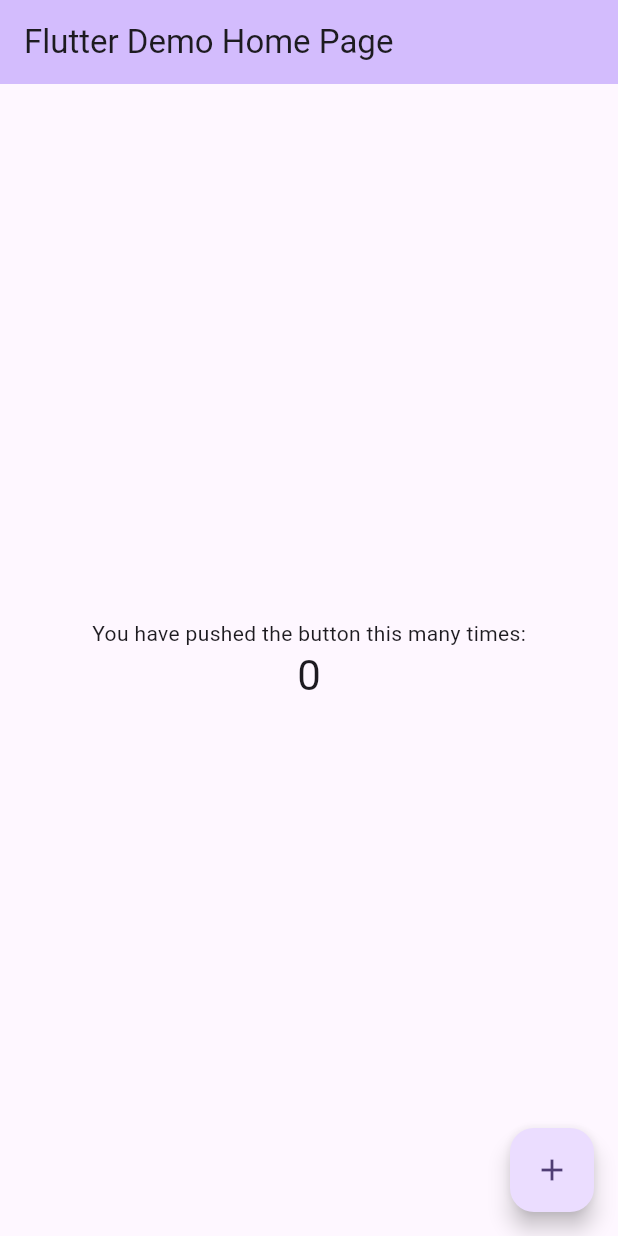
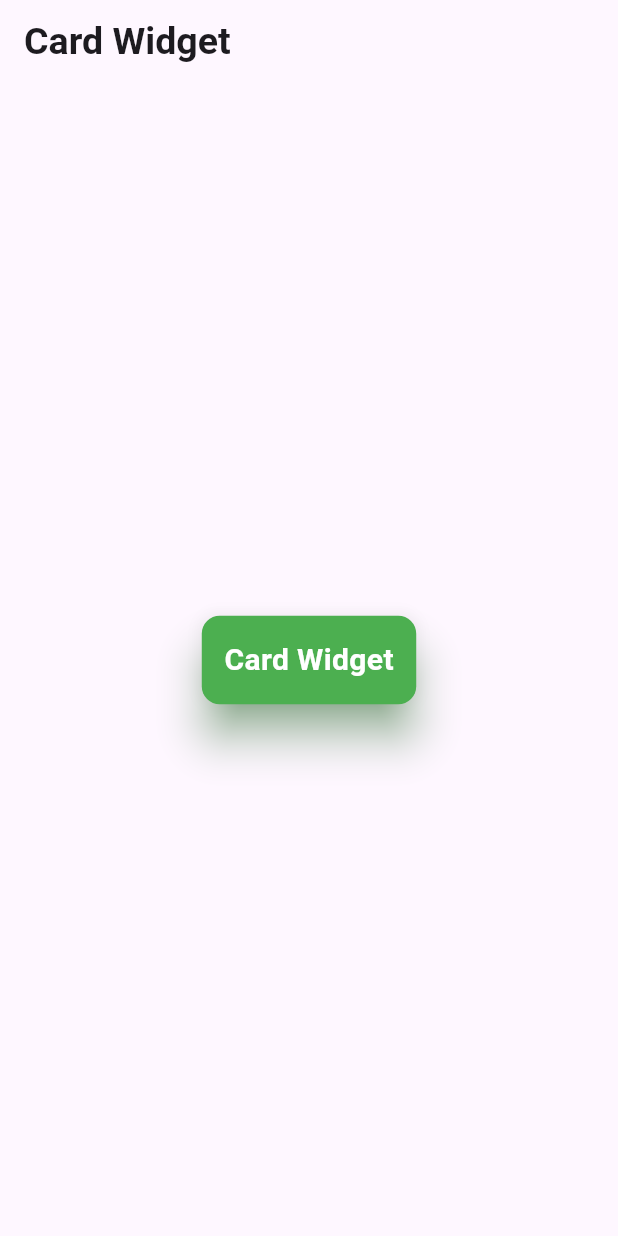
Before and after one commit to alhasann351/card_widget, a Flutter app: the screen it shows after launch, on a phone screen of 412 x 824 dp. Run offline on Flutter 3.47's test engine with Material 3 defaults, Android fonts, the phone set to English and light mode, and no system bars.

Commit message:
card added

```diff
--- a/lib/main.dart
+++ b/lib/main.dart
@@ -7,119 +7,53 @@ void main() {
 class MyApp extends StatelessWidget {
   const MyApp({super.key});
 
-  // This widget is the root of your application.
   @override
   Widget build(BuildContext context) {
-    return MaterialApp(
-      title: 'Flutter Demo',
-      theme: ThemeData(
-        // This is the theme of your application.
-        //
-        // TRY THIS: Try running your application with "flutter run". You'll see
-        // the application has a purple toolbar. Then, without quitting the app,
-        // try changing the seedColor in the colorScheme below to Colors.green
-        // and then invoke "hot reload" (save your changes or press the "hot
-        // reload" button in a Flutter-supported IDE, or press "r" if you used
-        // the command line to start the app).
-        //
-        // Notice that the counter didn't reset back to zero; the application
-        // state is not lost during the reload. To reset the state, use hot
-        // restart instead.
-        //
-        // This works for code too, not just values: Most code changes can be
-        // tested with just a hot reload.
-        colorScheme: ColorScheme.fromSeed(seedColor: Colors.deepPurple),
-        useMaterial3: true,
-      ),
-      home: const MyHomePage(title: 'Flutter Demo Home Page'),
+    return const MaterialApp(
+      debugShowCheckedModeBanner: false,
+      home: MyHomePage(),
     );
   }
 }
 
 class MyHomePage extends StatefulWidget {
-  const MyHomePage({super.key, required this.title});
-
-  // This widget is the home page of your application. It is stateful, meaning
-  // that it has a State object (defined below) that contains fields that affect
-  // how it looks.
-
-  // This class is the configuration for the state. It holds the values (in this
-  // case the title) provided by the parent (in this case the App widget) and
-  // used by the build method of the State. Fields in a Widget subclass are
-  // always marked "final".
-
-  final String title;
+  const MyHomePage({super.key});
 
   @override
   State<MyHomePage> createState() => _MyHomePageState();
 }
 
 class _MyHomePageState extends State<MyHomePage> {
-  int _counter = 0;
-
-  void _incrementCounter() {
-    setState(() {
-      // This call to setState tells the Flutter framework that something has
-      // changed in this State, which causes it to rerun the build method below
-      // so that the display can reflect the updated values. If we changed
-      // _counter without calling setState(), then the build method would not be
-      // called again, and so nothing would appear to happen.
-      _counter++;
-    });
-  }
-
   @override
   Widget build(BuildContext context) {
-    // This method is rerun every time setState is called, for instance as done
-    // by the _incrementCounter method above.
-    //
-    // The Flutter framework has been optimized to make rerunning build methods
-    // fast, so that you can just rebuild anything that needs updating rather
-    // than having to individually change instances of widgets.
     return Scaffold(
       appBar: AppBar(
-        // TRY THIS: Try changing the color here to a specific color (to
-        // Colors.amber, perhaps?) and trigger a hot reload to see the AppBar
-        // change color while the other colors stay the same.
-        backgroundColor: Theme.of(context).colorScheme.inversePrimary,
-        // Here we take the value from the MyHomePage object that was created by
-        // the App.build method, and use it to set our appbar title.
-        title: Text(widget.title),
-      ),
-      body: Center(
-        // Center is a layout widget. It takes a single child and positions it
-        // in the middle of the parent.
-        child: Column(
-          // Column is also a layout widget. It takes a list of children and
-          // arranges them vertically. By default, it sizes itself to fit its
-          // children horizontally, and tries to be as tall as its parent.
-          //
-          // Column has various properties to control how it sizes itself and
-          // how it positions its children. Here we use mainAxisAlignment to
-          // center the children vertically; the main axis here is the vertical
-          // axis because Columns are vertical (the cross axis would be
-          // horizontal).
-          //
-          // TRY THIS: Invoke "debug painting" (choose the "Toggle Debug Paint"
-          // action in the IDE, or press "p" in the console), to see the
-          // wireframe for each widget.
-          mainAxisAlignment: MainAxisAlignment.center,
-          children: <Widget>[
-            const Text(
-              'You have pushed the button this many times:',
-            ),
-            Text(
-              '$_counter',
-              style: Theme.of(context).textTheme.headlineMedium,
-            ),
-          ],
+        title: const Text(
+          'Card Widget',
+          style: TextStyle(
+            fontSize: 25,
+            fontWeight: FontWeight.bold,
+          ),
         ),
       ),
-      floatingActionButton: FloatingActionButton(
-        onPressed: _incrementCounter,
-        tooltip: 'Increment',
-        child: const Icon(Icons.add),
-      ), // This trailing comma makes auto-formatting nicer for build methods.
+      body: const Center(
+        child: Card(
+          color: Colors.green,
+          elevation: 12,
+          shadowColor: Colors.green,
+          child: Padding(
+            padding: EdgeInsets.all(15),
+            child: Text(
+              'Card Widget',
+              style: TextStyle(
+                fontWeight: FontWeight.bold,
+                fontSize: 20,
+                color: Colors.white,
+              ),
+            ),
+          ),
+        ),
+      ),
     );
   }
 }
```
